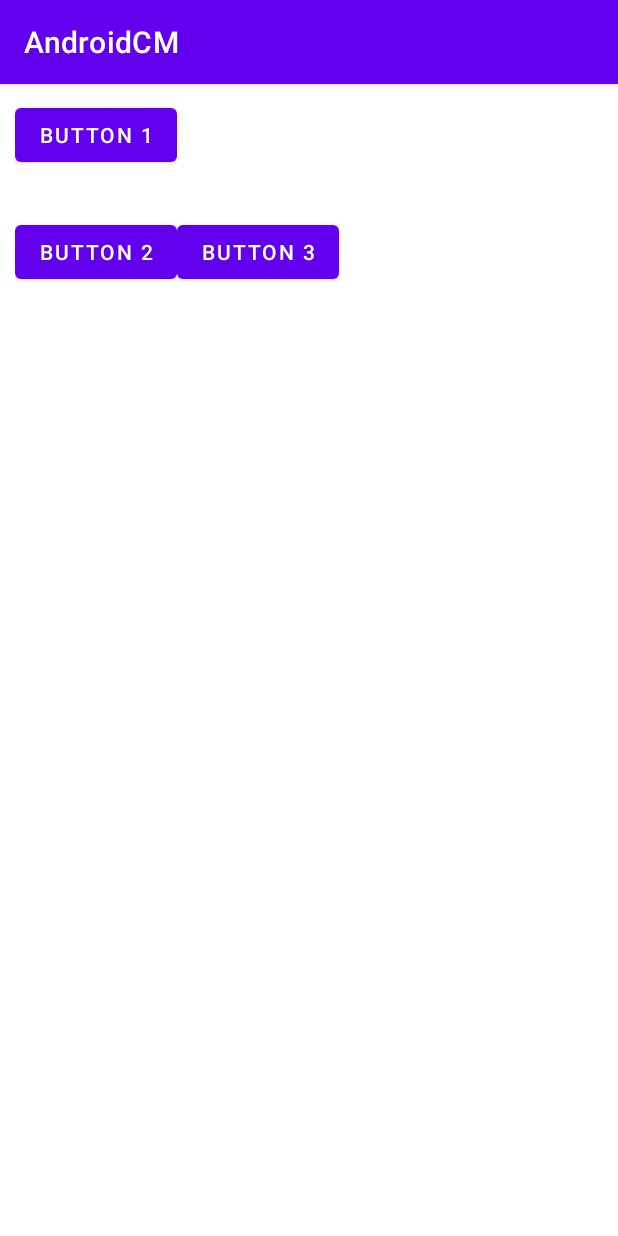
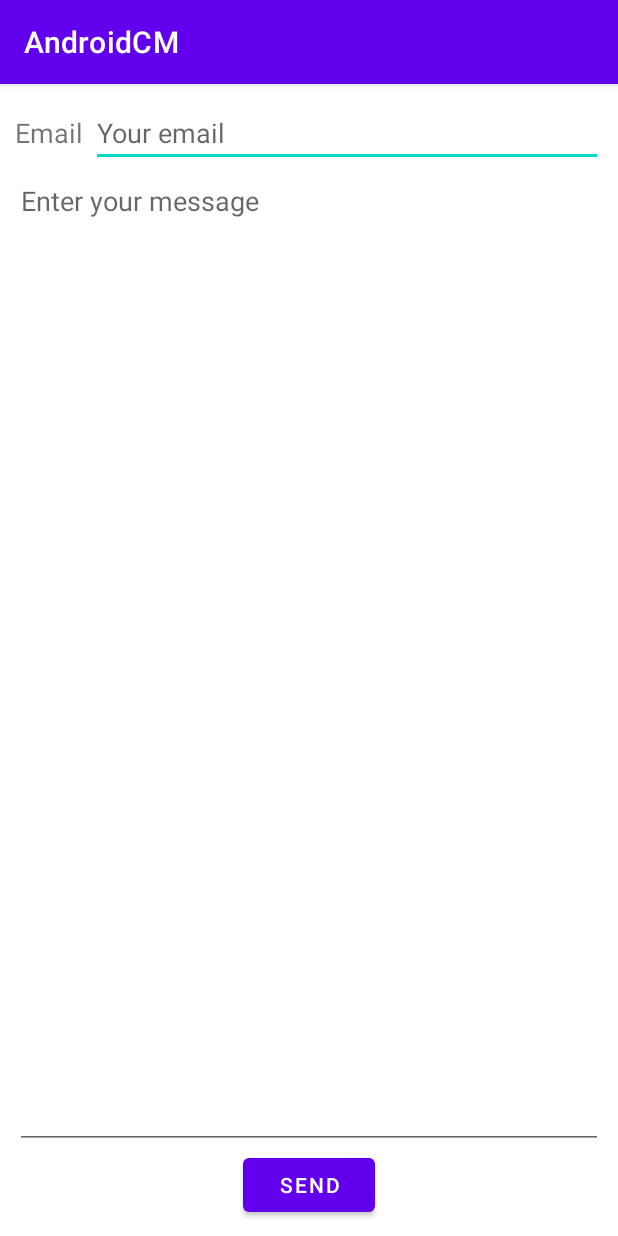
Before and after one commit to nthungvn/android-complete-masterclass, an Android app: the screen it shows after launch (MainActivity), on a phone screen of 412 x 824 dp. Run offline under Robolectric (Android 15) with nearby library versions, the phone set to English and light mode, and no system bars.

Commit message:
Finish grid layout

```diff
--- a/app/src/main/res/layout/activity_main.xml
+++ b/app/src/main/res/layout/activity_main.xml
@@ -1,32 +1,42 @@
 <?xml version="1.0" encoding="utf-8"?>
-<RelativeLayout xmlns:android="http://schemas.android.com/apk/res/android"
+<GridLayout xmlns:android="http://schemas.android.com/apk/res/android"
     xmlns:tools="http://schemas.android.com/tools"
     android:layout_width="match_parent"
     android:layout_height="match_parent"
-    android:orientation="vertical"
+    android:columnCount="2"
     android:padding="10dp"
+    android:rowCount="3"
     tools:context=".MainActivity">
 
-    <Button
-        android:id="@+id/button1"
+    <TextView
         android:layout_width="wrap_content"
         android:layout_height="wrap_content"
-        android:text="Button 1" />
+        android:layout_row="0"
+        android:layout_column="0"
+        android:text="Email"
+        android:textSize="18dp" />
+
+    <EditText
+        android:layout_row="0"
+        android:layout_column="1"
+        android:layout_gravity="fill_horizontal"
+        android:layout_marginLeft="5dp"
+        android:hint="Your email" />
+
+    <EditText
+        android:layout_row="1"
+        android:layout_column="0"
+        android:layout_columnSpan="2"
+        android:layout_gravity="fill"
+        android:gravity="top"
+        android:hint="Enter your message"
+
+        />
 
     <Button
-        android:id="@+id/button2"
-        android:layout_width="wrap_content"
-        android:layout_height="wrap_content"
-        android:layout_below="@id/button1"
-        android:layout_marginTop="30dp"
-        android:text="Button 2" />
-
-    <Button
-        android:layout_width="wrap_content"
-        android:layout_height="wrap_content"
-        android:layout_below="@id/button1"
-        android:layout_alignBaseline="@id/button2"
-        android:layout_toRightOf="@id/button2"
-        android:text="Button 3" />
-
-</RelativeLayout>
+        android:layout_row="2"
+        android:layout_column="0"
+        android:layout_columnSpan="2"
+        android:layout_gravity="center_horizontal"
+        android:text="Send" />
+</GridLayout>
```
